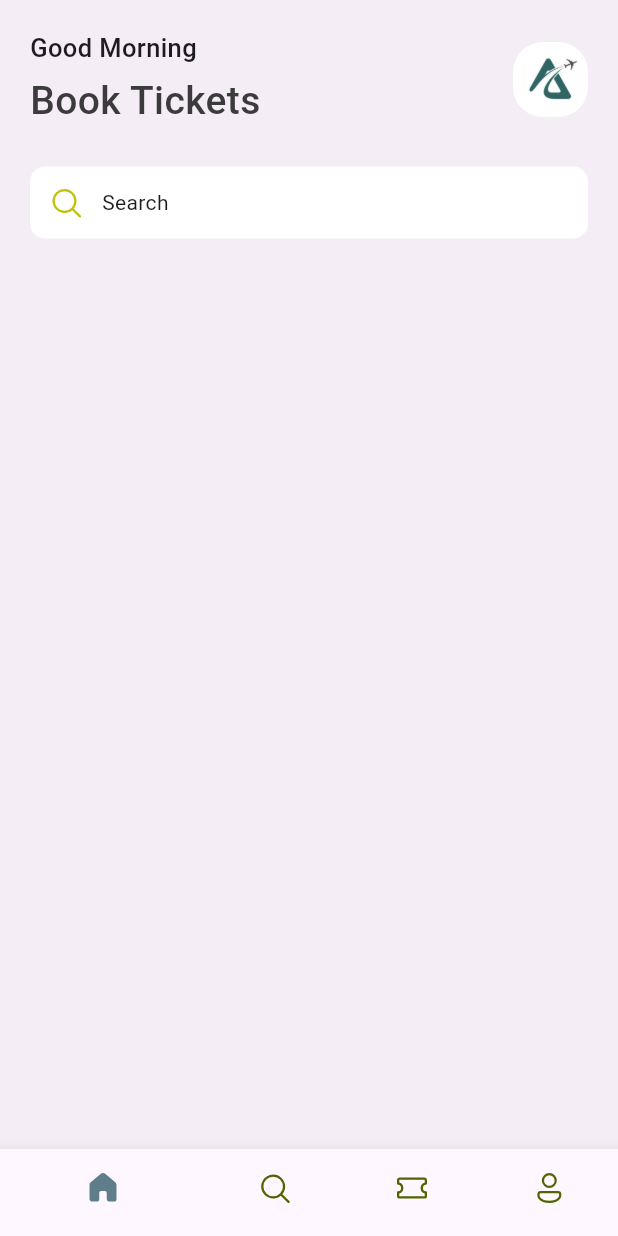
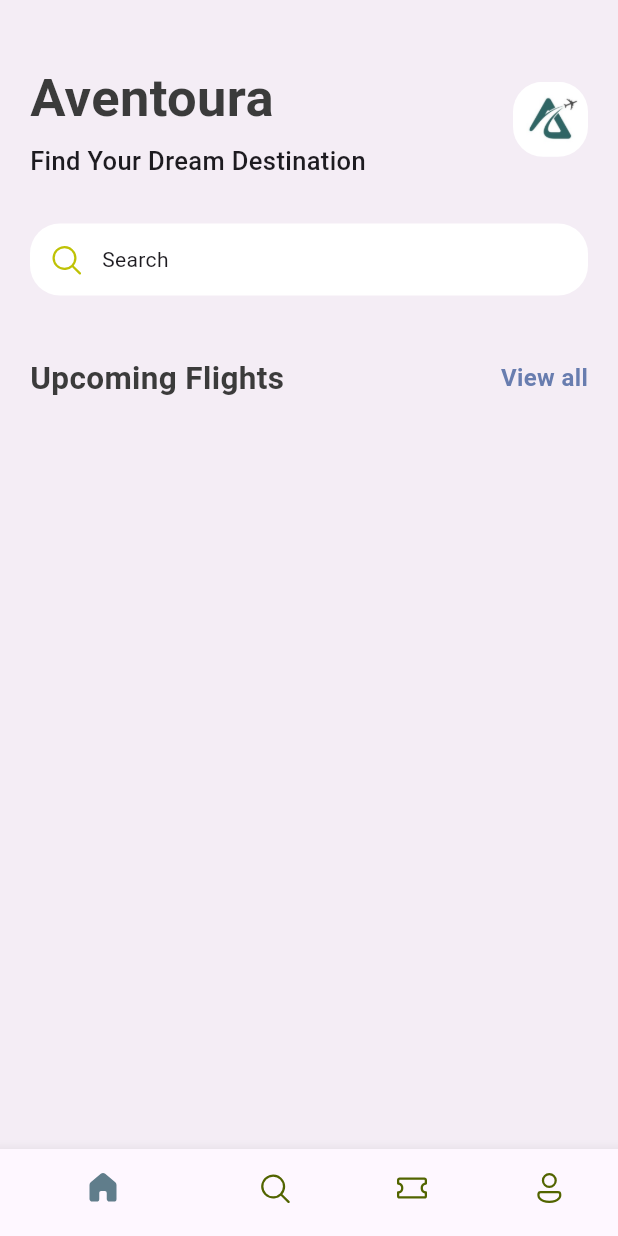
Before and after one commit to Zyzenmax/Aventoura-App, a Flutter app: the screen it shows after launch, on a phone screen of 412 x 824 dp. Run offline on Flutter 3.47's test engine with Material 3 defaults, Android fonts, the phone set to English and light mode, and no system bars; our stand-ins replace fluentui_icons.

Commit message:
Understand and create a reusable widget

```diff
--- a/ticket_app/lib/base/res/styles/app_styles.dart
+++ b/ticket_app/lib/base/res/styles/app_styles.dart
@@ -7,8 +7,12 @@ class AppStyles {
   static Color textColor = const Color(0xff3b3b3b);
   static Color bgColor = Color.fromARGB(15, 82, 80, 80);
 
+  static TextStyle textStyle =
+      TextStyle(fontSize: 16, color: textColor, fontWeight: FontWeight.bold);
   static TextStyle headlinestyle1 =
-      TextStyle(fontSize: 26, fontWeight: FontWeight.w500, color: textColor);
+      TextStyle(fontSize: 35, fontWeight: FontWeight.bold, color: textColor);
   static TextStyle headlinestyle2 =
       const TextStyle(fontSize: 17, fontWeight: FontWeight.w500);
+  static TextStyle headlinestyle3 =
+      TextStyle(fontSize: 21, fontWeight: FontWeight.bold, color: textColor);
 }
--- /dev/null
+++ b/ticket_app/lib/base/widgets/app_double_text.dart
@@ -0,0 +1,26 @@
+import 'package:flutter/material.dart';
+import 'package:ticket_app/base/res/styles/app_styles.dart';
+
+class AppDoubleText extends StatelessWidget {
+  const AppDoubleText(
+      {super.key, required this.bigText, required this.smallText});
+  final String bigText;
+  final String smallText;
+
+  @override
+  Widget build(BuildContext context) {
+    return Row(
+      mainAxisAlignment: MainAxisAlignment.spaceBetween,
+      children: [
+        Text(
+          bigText,
+          style: AppStyles.headlinestyle3,
+        ),
+        InkWell(
+            child: Text(smallText,
+                style: AppStyles.textStyle
+                    .copyWith(color: AppStyles.primaryColor))),
+      ],
+    );
+  }
+}
--- a/ticket_app/lib/screens/home_screens.dart
+++ b/ticket_app/lib/screens/home_screens.dart
@@ -3,6 +3,7 @@ import 'package:flutter/material.dart';
 import 'package:flutter/cupertino.dart';
 import 'package:ticket_app/base/res/media.dart';
 import 'package:ticket_app/base/res/styles/app_styles.dart';
+import 'package:ticket_app/base/widgets/app_double_text.dart';
 
 class HomeScreen extends StatelessWidget {
   const HomeScreen({super.key});
@@ -17,7 +18,7 @@ class HomeScreen extends StatelessWidget {
         children: [
           Container(
             padding: const EdgeInsetsDirectional.symmetric(
-                horizontal: 20, vertical: 20),
+                horizontal: 20, vertical: 40),
             child: Column(
               children: [
                 Row(
@@ -27,13 +28,14 @@ class HomeScreen extends StatelessWidget {
                       crossAxisAlignment: CrossAxisAlignment.start,
                       children: [
                         Text(
-                          "Good Morning",
-                          style: AppStyles.headlinestyle2,
+                          "Aventoura",
+                          style: AppStyles.headlinestyle1,
                         ),
                         const SizedBox(
                           height: 5,
                         ),
-                        Text("Book Tickets", style: AppStyles.headlinestyle1)
+                        Text("Find Your Dream Destination",
+                            style: AppStyles.headlinestyle2)
                       ],
                     ),
                     Container(
@@ -46,15 +48,17 @@ class HomeScreen extends StatelessWidget {
                     )
                   ],
                 ),
+
                 const SizedBox(
-                  height: 25,
+                  height: 30,
                 ),
+
                 // ignore: avoid_unnecessary_containers
                 Container(
                     padding: const EdgeInsets.symmetric(
                         horizontal: 12, vertical: 12),
                     decoration: BoxDecoration(
-                        borderRadius: BorderRadius.circular(10),
+                        borderRadius: BorderRadius.circular(20),
                         color: Color.fromARGB(255, 255, 255, 255)),
                     child: const Row(
                       mainAxisAlignment: MainAxisAlignment.start,
@@ -68,10 +72,20 @@ class HomeScreen extends StatelessWidget {
                         ),
                         Text("Search")
                       ],
-                    ))
+                    )),
+
+                const SizedBox(
+                  height: 40,
+                ),
+
+                //Upcoming flight text
+                const AppDoubleText(
+                  bigText: 'Upcoming Flights',
+                  smallText: 'View all',
+                )
               ],
             ),
-          )
+          ),
         ],
       ),
     );
```
